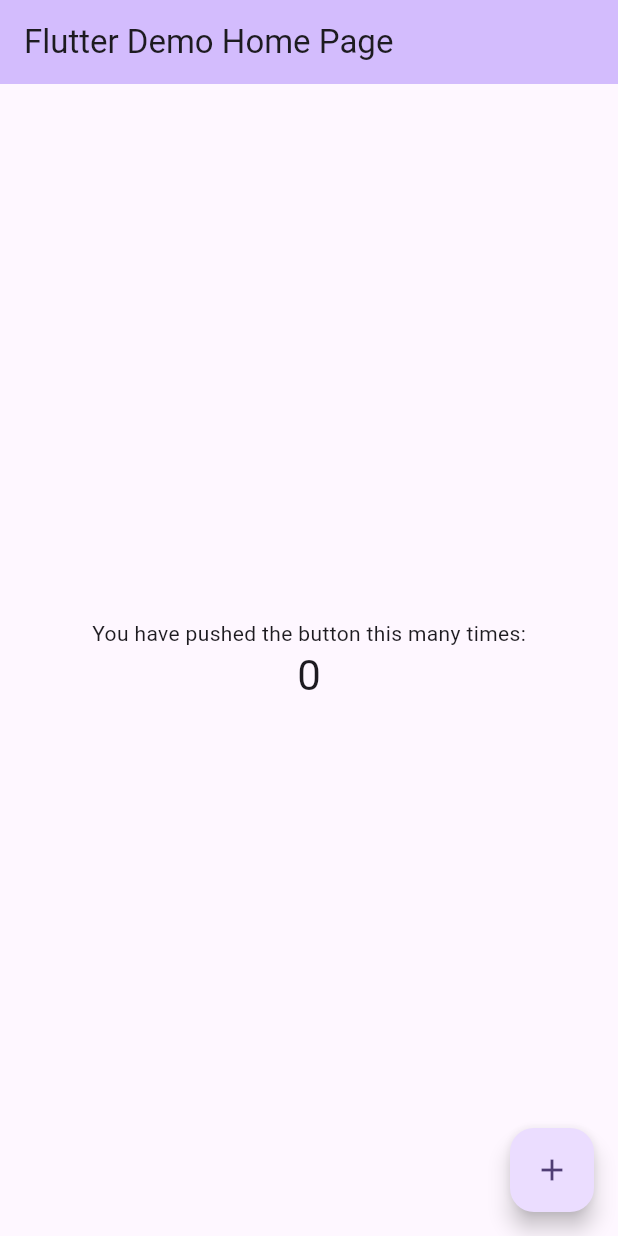
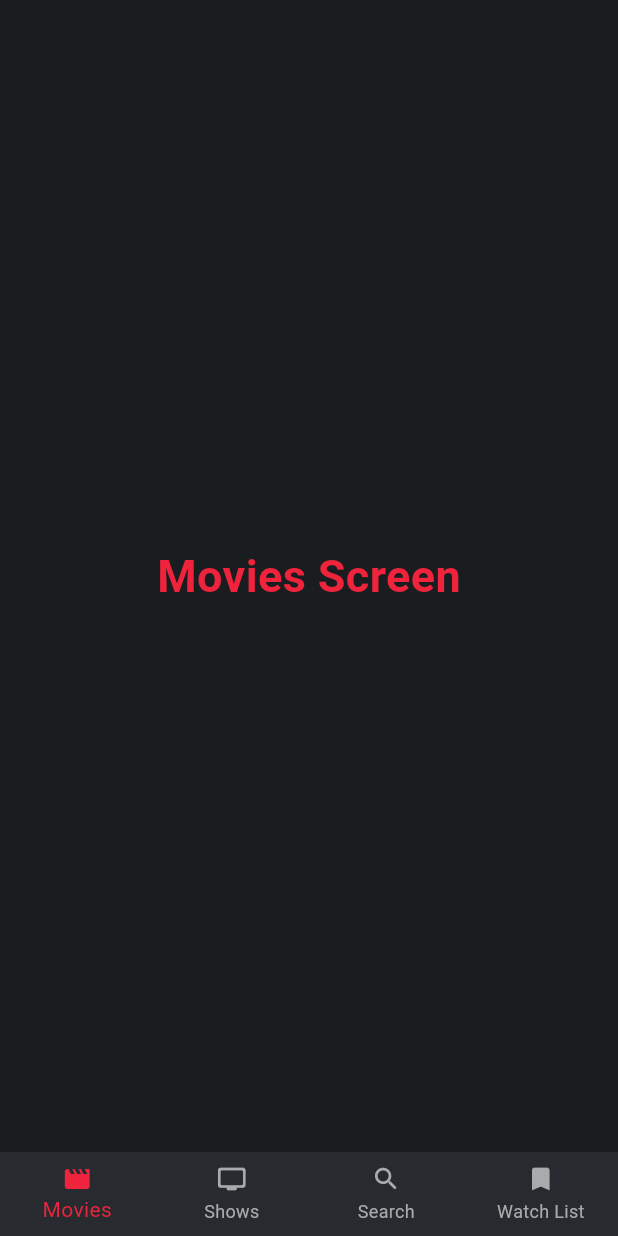
Before and after one commit to Korya25/movie_app, a Flutter app: the screen it shows after launch, on a phone screen of 412 x 824 dp. Run offline on Flutter 3.47's test engine with Material 3 defaults, Android fonts, the phone set to English and light mode, and no system bars; our stand-ins replace go_router.

Commit message:
-- add main screen Bottom nav bar -- add GoRouter -- add App Colors -- add app String

```diff
--- /dev/null
+++ b/lib/core/resources/constant/app_colors.dart
@@ -0,0 +1,18 @@
+import 'package:flutter/material.dart';
+
+class AppColors {
+  static const primary = Color(0xffef233c);
+  static const secondary = Color(0xff272b30);
+  static const primaryBackground = Color(0xff1a1d1f);
+  static const secondaryBackground = Color(0xff272b30);
+  static const primaryText = Color(0xffa9aaac);
+  static const secondaryText = Colors.white;
+  static const primaryBtnText = Colors.white;
+  static const error = Colors.red;
+  static const black = Colors.black;
+  static const inactiveColor = Color(0x26ffffff);
+  static const transparent = Colors.transparent;
+  static const ratingIconColor = Color(0xffffbe21);
+  static const circleDotColor = Color(0x33ffffff);
+  static const iconContainerColor = Color(0xB2272830);
+}
--- /dev/null
+++ b/lib/core/resources/constant/app_string.dart
@@ -0,0 +1,7 @@
+class AppString {
+  static const String appName = 'Movie App';
+  static const String movies = 'Movies';
+  static const String shows = 'Shows';
+  static const String search = 'Search';
+  static const String watchList = 'Watch List';
+}
--- /dev/null
+++ b/lib/core/resources/navigation/app_router.dart
@@ -0,0 +1,79 @@
+import 'package:flutter/material.dart';
+import 'package:go_router/go_router.dart';
+import 'package:movie_app/core/resources/navigation/app_routes.dart';
+import 'package:movie_app/features/main/presentation/screens/main_screen.dart';
+
+class AppRouter {
+  final GoRouter router = GoRouter(
+    initialLocation: AppRoutes.moviesScreen,
+    routes: [
+      ShellRoute(
+        builder: (context, state, child) => MainScreen(
+          child: child,
+        ),
+        routes: [
+          GoRoute(
+            path: AppRoutes.moviesScreen,
+            builder: (context, state) => Scaffold(
+              body: Center(
+                child: Text(
+                  'Movies Screen',
+                  style: TextStyle(
+                    color: Color(0xffef233c),
+                    fontSize: 30,
+                    fontWeight: FontWeight.bold,
+                  ),
+                ),
+              ),
+            ),
+          ),
+          GoRoute(
+            path: AppRoutes.showsScreen,
+            builder: (context, state) => Scaffold(
+              body: Center(
+                child: Text(
+                  'Shows Screen',
+                  style: TextStyle(
+                    color: Color(0xffef233c),
+                    fontSize: 30,
+                    fontWeight: FontWeight.bold,
+                  ),
+                ),
+              ),
+            ),
+          ),
+          GoRoute(
+            path: AppRoutes.searchScreen,
+            builder: (context, state) => Scaffold(
+              body: Center(
+                child: Text(
+                  'Search Screen',
+                  style: TextStyle(
+                    color: Color(0xffef233c),
+                    fontSize: 30,
+                    fontWeight: FontWeight.bold,
+                  ),
+                ),
+              ),
+            ),
+          ),
+          GoRoute(
+            path: AppRoutes.watchListScreen,
+            builder: (context, state) => Scaffold(
+              body: Center(
+                child: Text(
+                  'WatchList Screen',
+                  style: TextStyle(
+                    color: Color(0xffef233c),
+                    fontSize: 30,
+                    fontWeight: FontWeight.bold,
+                  ),
+                ),
+              ),
+            ),
+          ),
+        ],
+      ),
+    ],
+  );
+}
--- /dev/null
+++ b/lib/core/resources/navigation/app_routes.dart
@@ -0,0 +1,6 @@
+class AppRoutes {
+  static const String moviesScreen = '/movies';
+  static const String showsScreen = '/shows';
+  static const String searchScreen = '/search';
+  static const String watchListScreen = '/watchlist';
+}
--- /dev/null
+++ b/lib/core/resources/themes/app_theme.dart
@@ -0,0 +1,17 @@
+import 'package:flutter/material.dart';
+import 'package:movie_app/core/resources/constant/app_colors.dart';
+
+ThemeData getApplicationTheme() {
+  return ThemeData(
+    // main colors of the app
+    scaffoldBackgroundColor: AppColors.primaryBackground,
+
+    // Bottom nav bar theme
+    bottomNavigationBarTheme: const BottomNavigationBarThemeData(
+      backgroundColor: AppColors.secondaryBackground,
+      selectedItemColor: AppColors.primary,
+      unselectedItemColor: AppColors.primaryText,
+      type: BottomNavigationBarType.fixed,
+    ),
+  );
+}
--- /dev/null
+++ b/lib/features/main/presentation/screens/main_screen.dart
@@ -0,0 +1,69 @@
+import 'package:flutter/material.dart';
+import 'package:go_router/go_router.dart';
+import 'package:movie_app/core/resources/constant/app_string.dart';
+import 'package:movie_app/core/resources/navigation/app_routes.dart';
+
+class MainScreen extends StatefulWidget {
+  final Widget child;
+
+  const MainScreen({super.key, required this.child});
+
+  @override
+  State<MainScreen> createState() => _MainScreenState();
+}
+
+class _MainScreenState extends State<MainScreen> {
+  int _selectedIndex = 0;
+  final List<String> _routes = [
+    AppRoutes.moviesScreen,
+    AppRoutes.showsScreen,
+    AppRoutes.searchScreen,
+    AppRoutes.watchListScreen
+  ];
+
+  @override
+  Widget build(BuildContext context) {
+    return Scaffold(
+      body: widget.child,
+      bottomNavigationBar: BottomNavigationBar(
+        items: [
+          BottomNavigationBarItem(
+            icon: Icon(
+              Icons.movie_rounded,
+              size: 20,
+            ),
+            label: AppString.movies,
+          ),
+          BottomNavigationBarItem(
+            icon: Icon(
+              Icons.tv_rounded,
+              size: 20,
+            ),
+            label: AppString.shows,
+          ),
+          BottomNavigationBarItem(
+            icon: Icon(
+              size: 20,
+              Icons.search_rounded,
+            ),
+            label: AppString.search,
+          ),
+          BottomNavigationBarItem(
+            icon: Icon(
+              size: 20,
+              Icons.bookmark_rounded,
+            ),
+            label: AppString.watchList,
+          ),
+        ],
+        currentIndex: _selectedIndex,
+        onTap: (index) {
+          setState(() {
+            _selectedIndex = index;
+          });
+          context.go(_routes[index]);
+        },
+      ),
+    );
+  }
+}
--- a/lib/main.dart
+++ b/lib/main.dart
@@ -1,4 +1,6 @@
 import 'package:flutter/material.dart';
+import 'package:movie_app/core/resources/navigation/app_router.dart';
+import 'package:movie_app/core/resources/themes/app_theme.dart';
 
 void main() {
   runApp(const MyApp());
@@ -10,116 +12,10 @@ class MyApp extends StatelessWidget {
   // This widget is the root of your application.
   @override
   Widget build(BuildContext context) {
-    return MaterialApp(
-      title: 'Flutter Demo',
-      theme: ThemeData(
-        // This is the theme of your application.
-        //
-        // TRY THIS: Try running your application with "flutter run". You'll see
-        // the application has a purple toolbar. Then, without quitting the app,
-        // try changing the seedColor in the colorScheme below to Colors.green
-        // and then invoke "hot reload" (save your changes or press the "hot
-        // reload" button in a Flutter-supported IDE, or press "r" if you used
-        // the command line to start the app).
-        //
-        // Notice that the counter didn't reset back to zero; the application
-        // state is not lost during the reload. To reset the state, use hot
-        // restart instead.
-        //
-        // This works for code too, not just values: Most code changes can be
-        // tested with just a hot reload.
-        colorScheme: ColorScheme.fromSeed(seedColor: Colors.deepPurple),
-        useMaterial3: true,
-      ),
-      home: const MyHomePage(title: 'Flutter Demo Home Page'),
+    return MaterialApp.router(
+      debugShowCheckedModeBanner: false,
+      theme: getApplicationTheme(),
+      routerConfig: AppRouter().router,
     );
   }
 }
-
-class MyHomePage extends StatefulWidget {
-  const MyHomePage({super.key, required this.title});
-
-  // This widget is the home page of your application. It is stateful, meaning
-  // that it has a State object (defined below) that contains fields that affect
-  // how it looks.
-
-  // This class is the configuration for the state. It holds the values (in this
-  // case the title) provided by the parent (in this case the App widget) and
-  // used by the build method of the State. Fields in a Widget subclass are
-  // always marked "final".
-
-  final String title;
-
-  @override
-  State<MyHomePage> createState() => _MyHomePageState();
-}
-
-class _MyHomePageState extends State<MyHomePage> {
-  int _counter = 0;
-
-  void _incrementCounter() {
-    setState(() {
-      // This call to setState tells the Flutter framework that something has
-      // changed in this State, which causes it to rerun the build method below
-      // so that the display can reflect the updated values. If we changed
-      // _counter without calling setState(), then the build method would not be
-      // called again, and so nothing would appear to happen.
-      _counter++;
-    });
-  }
-
-  @override
-  Widget build(BuildContext context) {
-    // This method is rerun every time setState is called, for instance as done
-    // by the _incrementCounter method above.
-    //
-    // The Flutter framework has been optimized to make rerunning build methods
-    // fast, so that you can just rebuild anything that needs updating rather
-    // than having to individually change instances of widgets.
-    return Scaffold(
-      appBar: AppBar(
-        // TRY THIS: Try changing the color here to a specific color (to
-        // Colors.amber, perhaps?) and trigger a hot reload to see the AppBar
-        // change color while the other colors stay the same.
-        backgroundColor: Theme.of(context).colorScheme.inversePrimary,
-        // Here we take the value from the MyHomePage object that was created by
-        // the App.build method, and use it to set our appbar title.
-        title: Text(widget.title),
-      ),
-      body: Center(
-        // Center is a layout widget. It takes a single child and positions it
-        // in the middle of the parent.
-        child: Column(
-          // Column is also a layout widget. It takes a list of children and
-          // arranges them vertically. By default, it sizes itself to fit its
-          // children horizontally, and tries to be as tall as its parent.
-          //
-          // Column has various properties to control how it sizes itself and
-          // how it positions its children. Here we use mainAxisAlignment to
-          // center the children vertically; the main axis here is the vertical
-          // axis because Columns are vertical (the cross axis would be
-          // horizontal).
-          //
-          // TRY THIS: Invoke "debug painting" (choose the "Toggle Debug Paint"
-          // action in the IDE, or press "p" in the console), to see the
-          // wireframe for each widget.
-          mainAxisAlignment: MainAxisAlignment.center,
-          children: <Widget>[
-            const Text(
-              'You have pushed the button this many times:',
-            ),
-            Text(
-              '$_counter',
-              style: Theme.of(context).textTheme.headlineMedium,
-            ),
-          ],
-        ),
-      ),
-      floatingActionButton: FloatingActionButton(
-        onPressed: _incrementCounter,
-        tooltip: 'Increment',
-        child: const Icon(Icons.add),
-      ), // This trailing comma makes auto-formatting nicer for build methods.
-    );
-  }
-}
```
